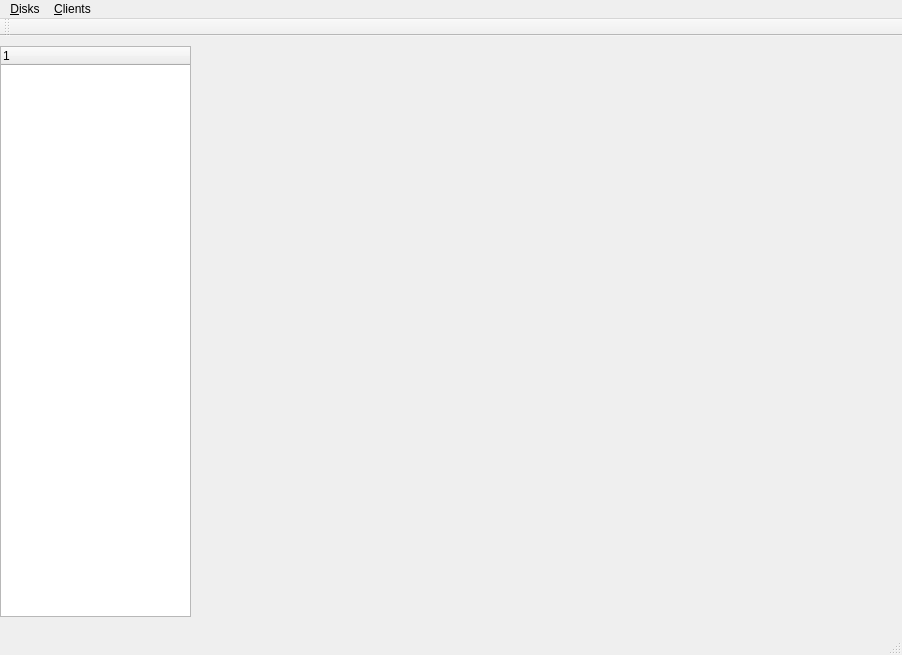
Old version of the form FreeRTOS/Demo/ZDSII_eZ80F91/QtCPMRDrive/mainwindow.ui in the repository bestm80eva/FreeRTOS-eZ80F91.
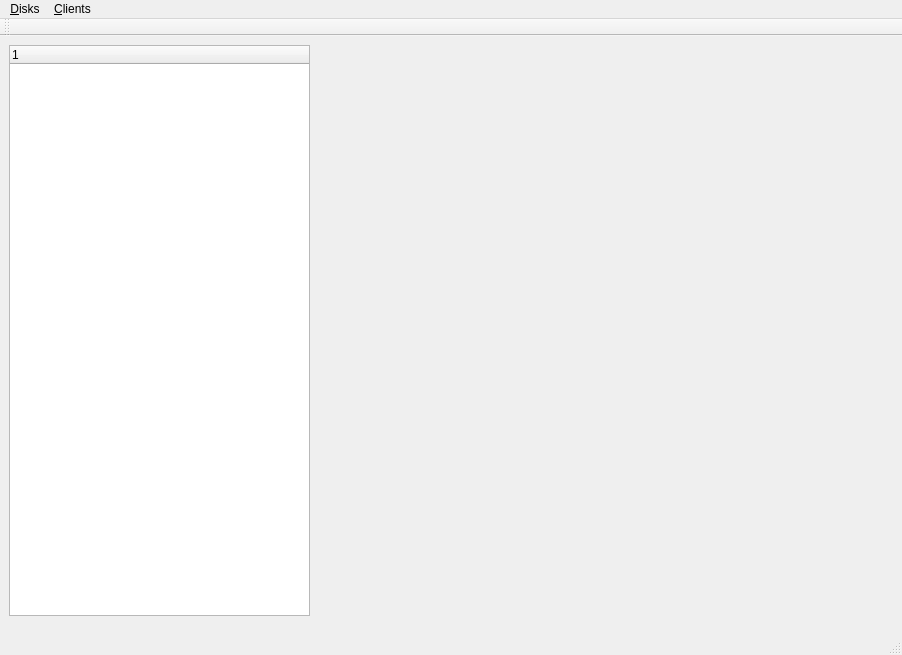
New version of the form.

Patch:
```diff
--- a/FreeRTOS/Demo/ZDSII_eZ80F91/QtCPMRDrive/mainwindow.ui
+++ b/FreeRTOS/Demo/ZDSII_eZ80F91/QtCPMRDrive/mainwindow.ui
@@ -17,9 +17,9 @@
    <widget class="QTreeWidget" name="treeWidget">
     <property name="geometry">
      <rect>
-      <x>0</x>
-      <y>10</y>
-      <width>191</width>
+      <x>9</x>
+      <y>9</y>
+      <width>301</width>
       <height>571</height>
      </rect>
     </property>
```
Left out of the diff: 3 changed lines with no effect on the pictures.
